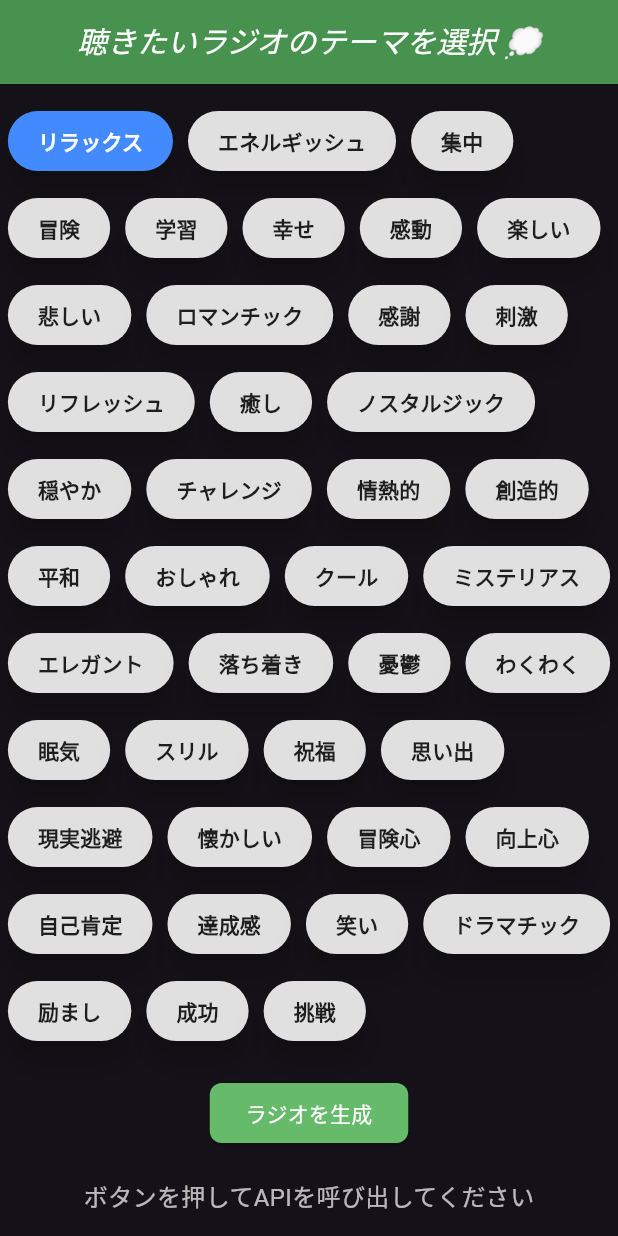
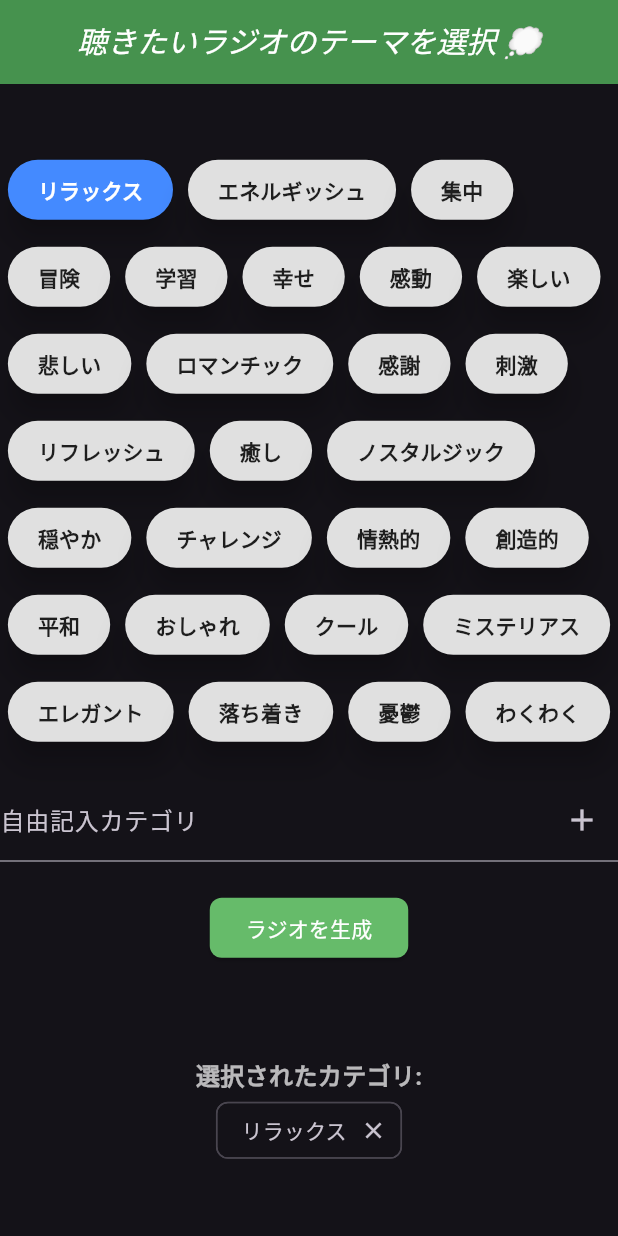
Before and after one commit to jphacks/hs_2406, a Flutter app: the screen it shows after launch, after a tap on "リラックス", on a phone screen of 412 x 824 dp. Run offline on Flutter 3.47's test engine with Material 3 defaults, Android fonts, the phone set to English and light mode, and no system bars; our stand-ins replace flutter_dotenv, just_audio.

Commit message:
自由記入欄を追加

```diff
--- a/zundamonn_ann/lib/select.dart
+++ b/zundamonn_ann/lib/select.dart
@@ -12,11 +12,13 @@ class MoodSelectionPage extends StatefulWidget {
 }
 
 class _MoodSelectionPageState extends State<MoodSelectionPage> {
-  String _response = "ボタンを押してAPIを呼び出してください";
+  String _response = "";
   AudioPlayer _audioPlayer = AudioPlayer();
   bool _isLoading = false;
   List<List<int>> _audioDataList = [];
   List<String> selectedCategories = []; // 選択されたカテゴリを保持
+  final TextEditingController _customCategoryController =
+      TextEditingController();
 
   final List<String> categories = [
     "リラックス",
@@ -45,22 +47,7 @@ class _MoodSelectionPageState extends State<MoodSelectionPage> {
     "エレガント",
     "落ち着き",
     "憂鬱",
-    "わくわく",
-    "眠気",
-    "スリル",
-    "祝福",
-    "思い出",
-    "現実逃避",
-    "懐かしい",
-    "冒険心",
-    "向上心",
-    "自己肯定",
-    "達成感",
-    "笑い",
-    "ドラマチック",
-    "励まし",
-    "成功",
-    "挑戦",
+    "わくわく"
   ];
 
   Future<String?> _fetchScript(List<String> categories) async {
@@ -147,9 +134,21 @@ class _MoodSelectionPageState extends State<MoodSelectionPage> {
     });
   }
 
+  void _addCustomCategory() {
+    final customCategory = _customCategoryController.text.trim();
+    if (customCategory.isNotEmpty &&
+        !selectedCategories.contains(customCategory)) {
+      setState(() {
+        selectedCategories.add(customCategory); // 自由記入欄のカテゴリを追加
+        _customCategoryController.clear(); // 入力欄をクリア
+      });
+    }
+  }
+
   @override
   void dispose() {
     _audioPlayer.dispose();
+    _customCategoryController.dispose();
     super.dispose();
   }
 
@@ -189,6 +188,17 @@ class _MoodSelectionPageState extends State<MoodSelectionPage> {
               }).toList(),
             ),
             SizedBox(height: 20),
+            TextField(
+              controller: _customCategoryController,
+              decoration: InputDecoration(
+                labelText: '自由記入カテゴリ',
+                suffixIcon: IconButton(
+                  icon: Icon(Icons.add),
+                  onPressed: _addCustomCategory,
+                ),
+              ),
+            ),
+            SizedBox(height: 20),
             ElevatedButton(
               onPressed: selectedCategories.isEmpty || _isLoading
                   ? null
@@ -225,6 +235,28 @@ class _MoodSelectionPageState extends State<MoodSelectionPage> {
             ),
             SizedBox(height: 20),
             if (_isLoading) CircularProgressIndicator() else Text(_response),
+            SizedBox(height: 20),
+            // 選択されたカテゴリの一覧を表示
+            if (selectedCategories.isNotEmpty) ...[
+              Text(
+                "選択されたカテゴリ:",
+                style: TextStyle(fontSize: 16, fontWeight: FontWeight.bold),
+              ),
+              Wrap(
+                spacing: 8.0,
+                children: selectedCategories.map((category) {
+                  return Chip(
+                    label: Text(category),
+                    deleteIcon: Icon(Icons.close),
+                    onDeleted: () {
+                      setState(() {
+                        selectedCategories.remove(category);
+                      });
+                    },
+                  );
+                }).toList(),
+              ),
+            ],
           ],
         ),
       ),
```
